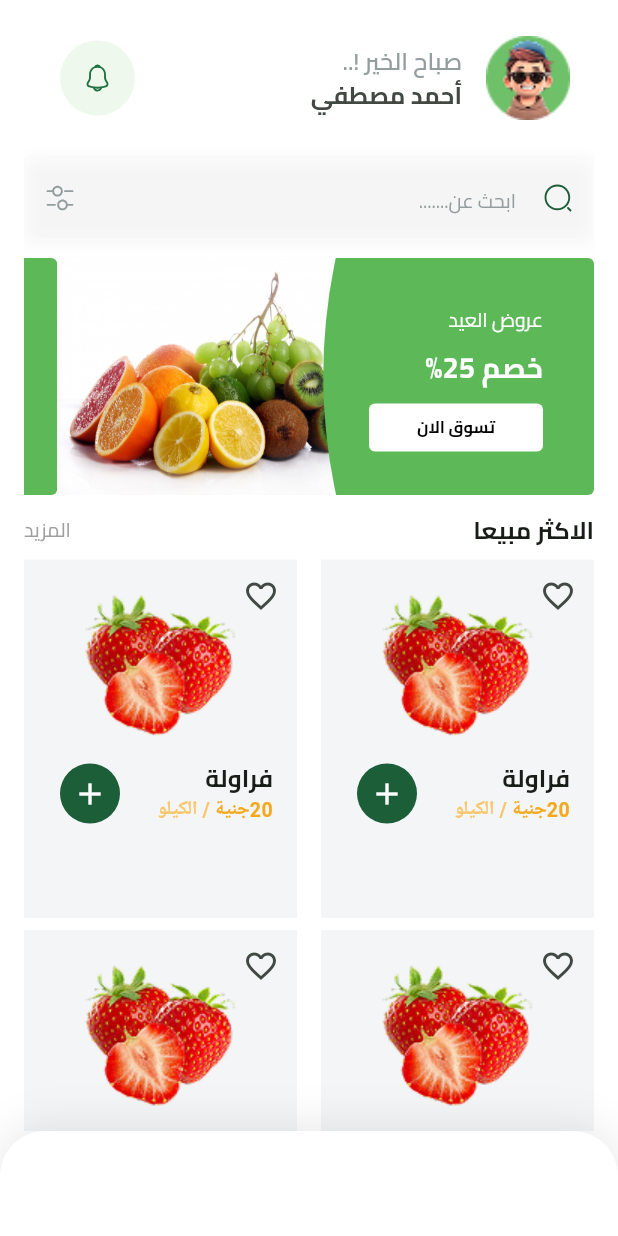
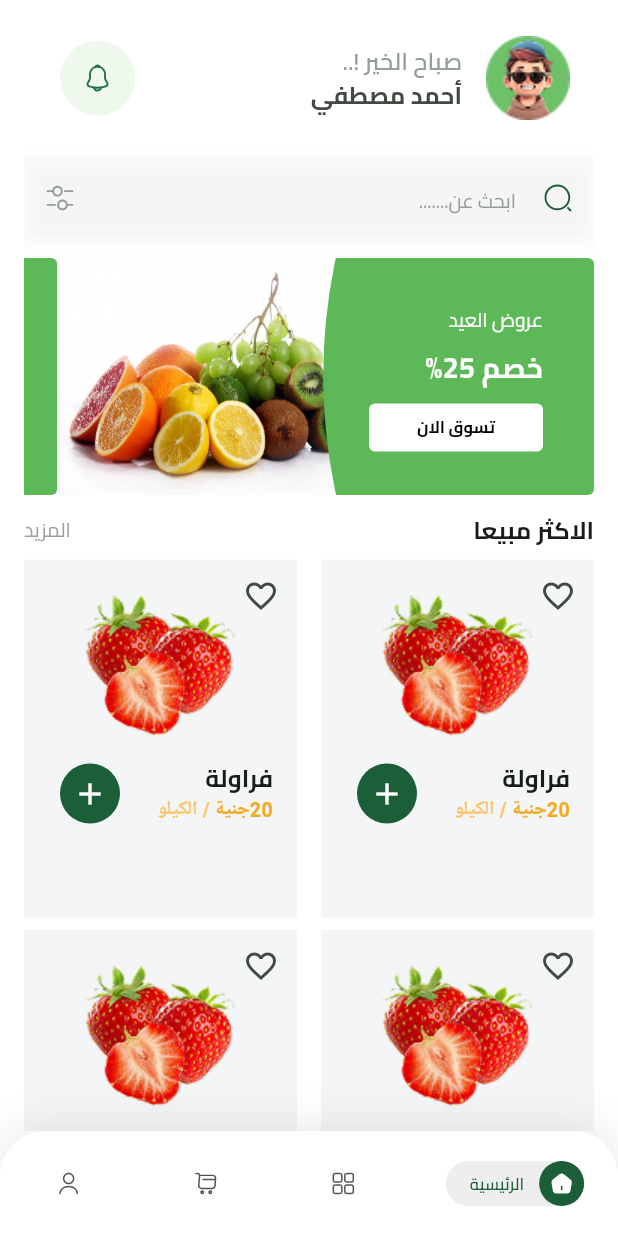
Before and after one commit to Eslamadelelkhouly/fruitsapp, a Flutter app: the HomeView screen opened by its route, on a phone screen of 412 x 824 dp. Run offline on Flutter 3.47's test engine with Material 3 defaults, Android fonts, the phone set to English and light mode, and no system bars; our stand-ins replace bloc, cloud_firestore, dartz, dots_indicator, firebase_auth, firebase_core and 7 more; missing offline and left inert: flutter_facebook_auth; accounts and stored records are empty.

Commit message:
finish custom bottom navigation bar

```diff
--- a/lib/core/utils/constants/imagesurl.dart
+++ b/lib/core/utils/constants/imagesurl.dart
@@ -62,6 +62,14 @@ class Assets {
   /// assets/images/gmail_icon.svg
   static const String imagesGmailIcon = "assets/images/gmail_icon.svg";
 
+  /// Assets for imagesHomeInteractive
+  /// assets/images/home-interactive.svg
+  static const String imagesHomeInteractive = "assets/images/home-interactive.svg";
+
+  /// Assets for imagesHomeNointeracive
+  /// assets/images/home-nointeracive.svg
+  static const String imagesHomeNointeracive = "assets/images/home-nointeracive.svg";
+
   /// Assets for imagesNotification
   /// assets/images/notification.svg
   static const String imagesNotification = "assets/images/notification.svg";
@@ -70,6 +78,14 @@ class Assets {
   /// assets/images/planet.svg
   static const String imagesPlanet = "assets/images/planet.svg";
 
+  /// Assets for imagesProductInteractive
+  /// assets/images/product-interactive.svg
+  static const String imagesProductInteractive = "assets/images/product-interactive.svg";
+
+  /// Assets for imagesProductLogoNointeractive
+  /// assets/images/product-logo-nointeractive.svg
+  static const String imagesProductLogoNointeractive = "assets/images/product-logo-nointeractive.svg";
+
   /// Assets for imagesProfilephoto
   /// assets/images/profilephoto.png
   static const String imagesProfilephoto = "assets/images/profilephoto.png";
@@ -77,4 +93,20 @@ class Assets {
   /// Assets for imagesSearch
   /// assets/images/search.svg
   static const String imagesSearch = "assets/images/search.svg";
+
+  /// Assets for imagesShoppingCartInteractive
+  /// assets/images/shopping-cart-interactive.svg
+  static const String imagesShoppingCartInteractive = "assets/images/shopping-cart-interactive.svg";
+
+  /// Assets for imagesShoppingCartNointeracive
+  /// assets/images/shopping-cart-nointeracive.svg
+  static const String imagesShoppingCartNointeracive = "assets/images/shopping-cart-nointeracive.svg";
+
+  /// Assets for imagesUserInteracive
+  /// assets/images/user-interacive.svg
+  static const String imagesUserInteracive = "assets/images/user-interacive.svg";
+
+  /// Assets for imagesUserNointeracive
+  /// assets/images/user-nointeracive.svg
+  static const String imagesUserNointeracive = "assets/images/user-nointeracive.svg";
 }
--- /dev/null
+++ b/lib/features/home/domain/entities/bottom_navigation_bar_entity.dart
@@ -0,0 +1,34 @@
+import 'package:fruitsapp/core/utils/constants/imagesurl.dart';
+
+class BottomNavigationBarEntity {
+  final String ActiveImage, NoActiveImage;
+  final String text;
+
+  BottomNavigationBarEntity(
+      {required this.ActiveImage,
+      required this.NoActiveImage,
+      required this.text});
+}
+
+List<BottomNavigationBarEntity> get bottomNavigationBarItem => [
+      BottomNavigationBarEntity(
+        ActiveImage: Assets.imagesHomeInteractive,
+        NoActiveImage: Assets.imagesHomeNointeracive,
+        text: 'الرئيسية',
+      ),
+      BottomNavigationBarEntity(
+        ActiveImage: Assets.imagesProductInteractive,
+        NoActiveImage: Assets.imagesProductLogoNointeractive,
+        text: 'المنتجات',
+      ),
+      BottomNavigationBarEntity(
+        ActiveImage: Assets.imagesShoppingCartInteractive,
+        NoActiveImage: Assets.imagesShoppingCartNointeracive,
+        text: 'سلة التسوق',
+      ),
+      BottomNavigationBarEntity(
+        ActiveImage: Assets.imagesUserInteracive,
+        NoActiveImage: Assets.imagesUserNointeracive,
+        text: 'حسابي',
+      ),
+    ];
--- /dev/null
+++ b/lib/features/home/presentation/views/active_item.dart
@@ -0,0 +1,47 @@
+import 'package:flutter/material.dart';
+import 'package:flutter_svg/flutter_svg.dart';
+import 'package:fruitsapp/core/utils/constants/app_text_style.dart';
+
+class ActiveItem extends StatelessWidget {
+  const ActiveItem({super.key, required this.text, required this.image});
+  final String text, image;
+  @override
+  Widget build(BuildContext context) {
+    return Center(
+      child: Container(
+        padding: const EdgeInsets.only(left: 16),
+        child: Row(
+          mainAxisSize: MainAxisSize.min,
+          children: [
+            Container(
+              width: 30,
+              height: 30,
+              decoration: ShapeDecoration(
+                color: const Color(0xFF1B5E37),
+                shape: RoundedRectangleBorder(
+                  borderRadius: BorderRadius.circular(30),
+                ),
+              ),
+              child: Center(child: SvgPicture.asset(image)),
+            ),
+            const SizedBox(
+              width: 10,
+            ),
+            Text(
+              text,
+              style: TextStyles.semiBold11.copyWith(
+                color: Color(0xFF1B5E37),
+              ),
+            ),
+          ],
+        ),
+        decoration: ShapeDecoration(
+          color: const Color(0xFFEEEEEE),
+          shape: RoundedRectangleBorder(
+            borderRadius: BorderRadius.circular(30),
+          ),
+        ),
+      ),
+    );
+  }
+}
--- a/lib/features/home/presentation/views/custom_bottom_navgation_bar.dart
+++ b/lib/features/home/presentation/views/custom_bottom_navgation_bar.dart
@@ -1,8 +1,17 @@
 import 'package:flutter/material.dart';
+import 'package:fruitsapp/features/home/domain/entities/bottom_navigation_bar_entity.dart';
+import 'package:fruitsapp/features/home/presentation/views/select_item_bar.dart';
 
-class CustomBottomNavgationBar extends StatelessWidget {
+class CustomBottomNavgationBar extends StatefulWidget {
   const CustomBottomNavgationBar({super.key});
 
+  @override
+  State<CustomBottomNavgationBar> createState() =>
+      _CustomBottomNavgationBarState();
+}
+
+class _CustomBottomNavgationBarState extends State<CustomBottomNavgationBar> {
+  int selectedIndex = 0;
   @override
   Widget build(BuildContext context) {
     return Container(
@@ -22,8 +31,28 @@ class CustomBottomNavgationBar extends StatelessWidget {
             blurRadius: 25,
             offset: Offset(0, -2),
             spreadRadius: 0,
-          )
+          ),
         ],
+      ),
+      child: Row(
+        children: bottomNavigationBarItem.asMap().entries.map((entry) {
+          var index = entry.key;
+          var entity = entry.value;
+          return Expanded(
+            flex: index == selectedIndex ? 3 : 2,
+            child: GestureDetector(
+              onTap: () {
+                setState(() {
+                  selectedIndex = index;
+                });
+              },
+              child: SelectActiveOrNotactive(
+                Selected: selectedIndex == index,
+                bottomNavigationBarEntity: entity,
+              ),
+            ),
+          );
+        }).toList(),
       ),
     );
   }
--- /dev/null
+++ b/lib/features/home/presentation/views/not_active_item.dart
@@ -0,0 +1,12 @@
+import 'package:flutter/material.dart';
+import 'package:flutter_svg/svg.dart';
+import 'package:fruitsapp/features/home/domain/entities/bottom_navigation_bar_entity.dart';
+
+class notActive extends StatelessWidget {
+  const notActive({super.key, required this.bottomNavigationBarEntity});
+  final BottomNavigationBarEntity bottomNavigationBarEntity;
+  @override
+  Widget build(BuildContext context) {
+    return SvgPicture.asset(bottomNavigationBarEntity.NoActiveImage);
+  }
+}
--- /dev/null
+++ b/lib/features/home/presentation/views/select_item_bar.dart
@@ -0,0 +1,26 @@
+import 'package:flutter/material.dart';
+import 'package:fruitsapp/features/home/domain/entities/bottom_navigation_bar_entity.dart';
+import 'package:fruitsapp/features/home/presentation/views/active_item.dart';
+import 'package:fruitsapp/features/home/presentation/views/not_active_item.dart';
+
+class SelectActiveOrNotactive extends StatelessWidget {
+  const SelectActiveOrNotactive(
+      {super.key,
+      required this.Selected,
+      required this.bottomNavigationBarEntity});
+  final bool Selected;
+  final BottomNavigationBarEntity bottomNavigationBarEntity;
+  @override
+  Widget build(BuildContext context) {
+    return Container(
+      child: Selected
+          ? ActiveItem(
+              text: bottomNavigationBarEntity.text,
+              image: bottomNavigationBarEntity.ActiveImage,
+            )
+          : notActive(
+              bottomNavigationBarEntity: bottomNavigationBarEntity,
+            ),
+    );
+  }
+}
```
Also changed, not shown: assets/images/home-interactive.svg (added), assets/images/home-nointeracive.svg (added), assets/images/product-interactive.svg (added), assets/images/product-logo-nointeractive.svg (added), assets/images/shopping-cart-interactive.svg (added), assets/images/shopping-cart-nointeracive.svg (added), assets/images/user-interacive.svg (added), assets/images/user-nointeracive.svg (added).
